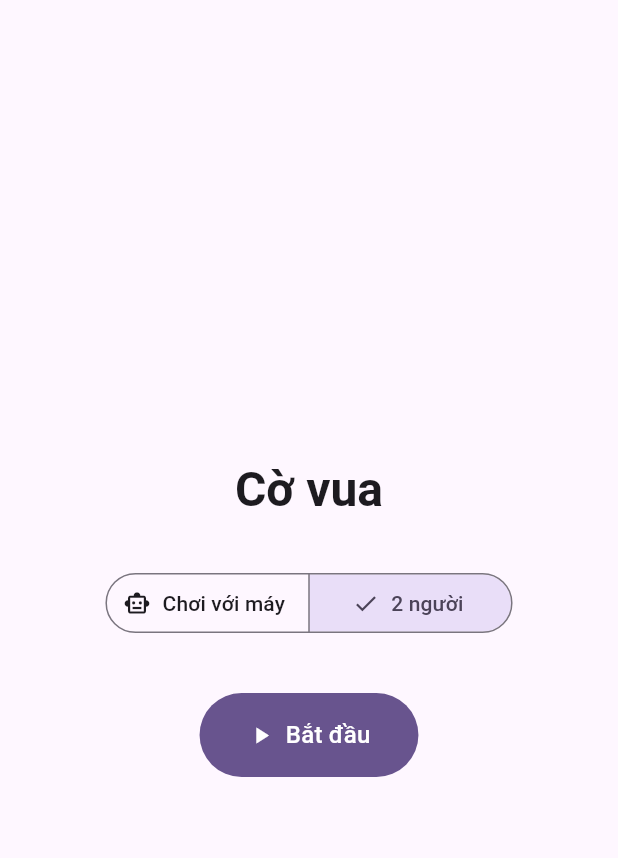
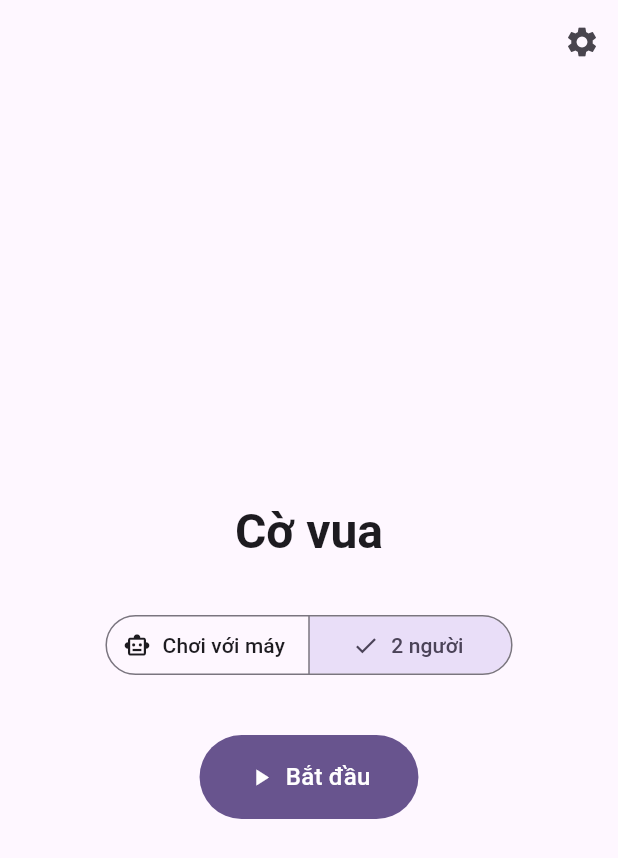
Before and after one commit to vubaochau-coder/chess, a Flutter app: the screen it shows after launch, after a tap on "2 người", on a phone screen of 412 x 824 dp. Shown: the top 858 px of the screen. Run offline on Flutter 3.47's test engine with Material 3 defaults, Android fonts, the phone set to English and light mode, and no system bars; our stand-ins replace audioplayers, bloc, bloc_concurrency, equatable, flutter_bloc, shared_preferences; missing offline and left inert: chess_vectors_flutter.

Commit message:
Add settings infrastructure, settings page, and theme mode support

```diff
--- a/lib/app.dart
+++ b/lib/app.dart
@@ -2,15 +2,23 @@ import 'dart:async';
 
 import 'package:chess/core/ai/chess_ai.dart';
 import 'package:chess/core/audio/sound_player.dart';
+import 'package:chess/core/settings/app_settings.dart';
 import 'package:chess/core/storage/game_repository.dart';
+import 'package:chess/core/storage/settings_repository.dart';
 import 'package:chess/features/home/view/home_page.dart';
+import 'package:chess/features/settings/cubit/settings_cubit.dart';
 import 'package:flutter/material.dart';
 import 'package:flutter_bloc/flutter_bloc.dart';
 
 class ChessApp extends StatelessWidget {
-  const ChessApp({super.key, required this.gameRepository});
+  const ChessApp({
+    super.key,
+    required this.gameRepository,
+    required this.settingsRepository,
+  });
 
   final GameRepository gameRepository;
+  final SettingsRepository settingsRepository;
 
   @override
   Widget build(BuildContext context) {
@@ -23,14 +31,40 @@ class ChessApp extends StatelessWidget {
         ),
         RepositoryProvider<ChessAi>(create: (_) => const IsolateChessAi()),
         RepositoryProvider<GameRepository>.value(value: gameRepository),
+        RepositoryProvider<SettingsRepository>.value(value: settingsRepository),
       ],
-      child: MaterialApp(
-        title: 'Chess',
-        debugShowCheckedModeBanner: false,
-        theme: ThemeData(
-          colorScheme: ColorScheme.fromSeed(seedColor: Colors.deepPurple),
+      child: BlocProvider<SettingsCubit>(
+        create: (context) =>
+            SettingsCubit(repository: context.read<SettingsRepository>()),
+        child: BlocSelector<SettingsCubit, AppSettings, ThemeMode>(
+          selector: (settings) => switch (settings.themeMode) {
+            AppThemeMode.system => ThemeMode.system,
+            AppThemeMode.light => ThemeMode.light,
+            AppThemeMode.dark => ThemeMode.dark,
+          },
+          builder: (context, themeMode) {
+            return MaterialApp(
+              title: 'Chess',
+              debugShowCheckedModeBanner: false,
+              theme: ThemeData(
+                colorScheme: ColorScheme.fromSeed(
+                  seedColor: Colors.deepPurple,
+                  brightness: Brightness.light,
+                ),
+                useMaterial3: true,
+              ),
+              darkTheme: ThemeData(
+                colorScheme: ColorScheme.fromSeed(
+                  seedColor: Colors.deepPurple,
+                  brightness: Brightness.dark,
+                ),
+                useMaterial3: true,
+              ),
+              themeMode: themeMode,
+              home: const HomePage(),
+            );
+          },
         ),
-        home: const HomePage(),
       ),
     );
   }
--- /dev/null
+++ b/lib/core/settings/app_settings.dart
@@ -0,0 +1,45 @@
+import 'package:equatable/equatable.dart';
+
+enum AppThemeMode {
+  system,
+  light,
+  dark;
+
+  static AppThemeMode fromName(String? name) {
+    return switch (name) {
+      'light' => AppThemeMode.light,
+      'dark' => AppThemeMode.dark,
+      _ => AppThemeMode.system,
+    };
+  }
+}
+
+final class AppSettings extends Equatable {
+  const AppSettings({this.themeMode = AppThemeMode.system});
+
+  final AppThemeMode themeMode;
+
+  AppSettings copyWith({AppThemeMode? themeMode}) {
+    return AppSettings(themeMode: themeMode ?? this.themeMode);
+  }
+
+  Map<String, dynamic> toJson() {
+    return <String, dynamic>{'themeMode': themeMode.name};
+  }
+
+  factory AppSettings.fromJson(Map<dynamic, dynamic>? json) {
+    if (json == null) {
+      return const AppSettings();
+    }
+
+    final rawThemeMode = json['themeMode'];
+    final themeMode = rawThemeMode is String
+        ? AppThemeMode.fromName(rawThemeMode)
+        : AppThemeMode.system;
+
+    return AppSettings(themeMode: themeMode);
+  }
+
+  @override
+  List<Object?> get props => [themeMode];
+}
--- /dev/null
+++ b/lib/core/storage/settings_repository.dart
@@ -0,0 +1,54 @@
+import 'dart:convert';
+
+import 'package:chess/core/settings/app_settings.dart';
+import 'package:shared_preferences/shared_preferences.dart';
+
+abstract interface class SettingsRepository {
+  AppSettings load();
+  Future<void> save(AppSettings settings);
+}
+
+final class SharedPrefsSettingsRepository implements SettingsRepository {
+  SharedPrefsSettingsRepository(this._prefs);
+
+  static const String key = 'settings_v1';
+
+  final SharedPreferencesWithCache _prefs;
+
+  @override
+  AppSettings load() {
+    final raw = _prefs.getString(key);
+    if (raw == null || raw.isEmpty) {
+      return const AppSettings();
+    }
+    try {
+      final decoded = jsonDecode(raw);
+      if (decoded is Map) {
+        return AppSettings.fromJson(decoded);
+      }
+      return const AppSettings();
+    } catch (_) {
+      return const AppSettings();
+    }
+  }
+
+  @override
+  Future<void> save(AppSettings settings) async {
+    await _prefs.setString(key, jsonEncode(settings.toJson()));
+  }
+}
+
+final class InMemorySettingsRepository implements SettingsRepository {
+  InMemorySettingsRepository([AppSettings? initial])
+    : _settings = initial ?? const AppSettings();
+
+  AppSettings _settings;
+
+  @override
+  AppSettings load() => _settings;
+
+  @override
+  Future<void> save(AppSettings settings) async {
+    _settings = settings;
+  }
+}
--- a/lib/features/home/view/home_page.dart
+++ b/lib/features/home/view/home_page.dart
@@ -5,6 +5,7 @@ import 'package:chess/core/game/game_config.dart';
 import 'package:chess/core/storage/game_repository.dart';
 import 'package:chess/features/game/view/game_page.dart';
 import 'package:chess/features/home/cubit/home_cubit.dart';
+import 'package:chess/features/settings/view/settings_page.dart';
 import 'package:flutter/material.dart';
 import 'package:flutter_bloc/flutter_bloc.dart';
 
@@ -93,6 +94,20 @@ class HomeView extends StatelessWidget {
     final theme = Theme.of(context);
 
     return Scaffold(
+      appBar: AppBar(
+        actions: [
+          IconButton(
+            icon: const Icon(Icons.settings),
+            tooltip: 'Cài đặt',
+            onPressed: () {
+              Navigator.push(
+                context,
+                MaterialPageRoute<void>(builder: (_) => const SettingsPage()),
+              );
+            },
+          ),
+        ],
+      ),
       body: SafeArea(
         child: Center(
           child: SingleChildScrollView(
--- /dev/null
+++ b/lib/features/settings/cubit/settings_cubit.dart
@@ -0,0 +1,20 @@
+import 'dart:async';
+
+import 'package:bloc/bloc.dart';
+import 'package:chess/core/settings/app_settings.dart';
+import 'package:chess/core/storage/settings_repository.dart';
+
+class SettingsCubit extends Cubit<AppSettings> {
+  SettingsCubit({required SettingsRepository repository})
+    : _repository = repository,
+      super(repository.load());
+
+  final SettingsRepository _repository;
+
+  void setThemeMode(AppThemeMode mode) {
+    if (state.themeMode == mode) return;
+    final next = state.copyWith(themeMode: mode);
+    emit(next);
+    unawaited(_repository.save(next));
+  }
+}
--- a/lib/main.dart
+++ b/lib/main.dart
@@ -1,5 +1,6 @@
 import 'package:chess/app.dart';
 import 'package:chess/core/storage/game_repository.dart';
+import 'package:chess/core/storage/settings_repository.dart';
 import 'package:flutter/material.dart';
 import 'package:shared_preferences/shared_preferences.dart';
 
@@ -7,9 +8,15 @@ Future<void> main() async {
   WidgetsFlutterBinding.ensureInitialized();
   final prefs = await SharedPreferencesWithCache.create(
     cacheOptions: const SharedPreferencesWithCacheOptions(
-      allowList: {'saved_game_v1'},
+      allowList: {'saved_game_v1', 'settings_v1'},
     ),
   );
   final gameRepository = SharedPrefsGameRepository(prefs);
-  runApp(ChessApp(gameRepository: gameRepository));
+  final settingsRepository = SharedPrefsSettingsRepository(prefs);
+  runApp(
+    ChessApp(
+      gameRepository: gameRepository,
+      settingsRepository: settingsRepository,
+    ),
+  );
 }
```
Also changed, not shown: lib/features/game/view/game_page.dart (+16 -1 lines), lib/features/settings/view/settings_page.dart (added, +66 -0 lines), 10 other files.
